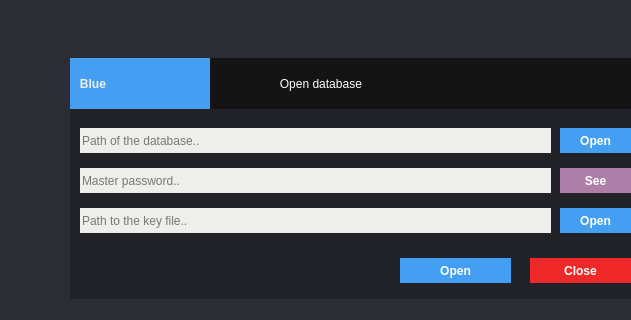
The window that Blue/MainwindowWidgets/databaseopener.ui (AmiditeX/Blue) describes before a commit, drawn with Qt 5; both pictures show x 180 to 811 and y 162 to 482 of the 1080 by 750 pixel window.
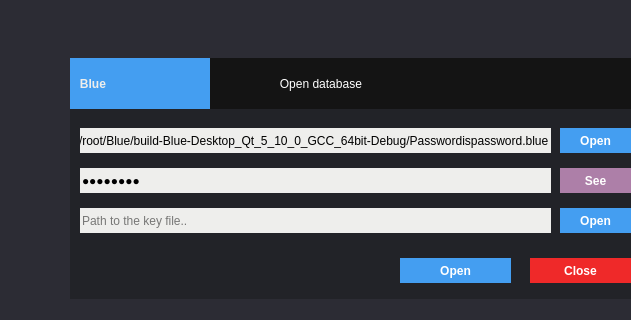
The same window after the commit.

The edit to the form file:
```diff
--- a/Blue/MainwindowWidgets/databaseopener.ui
+++ b/Blue/MainwindowWidgets/databaseopener.ui
@@ -105,7 +105,7 @@
 border-radius:0px</string>
    </property>
    <property name="text">
-    <string/>
+    <string>/root/Blue/build-Blue-Desktop_Qt_5_10_0_GCC_64bit-Debug/Passwordispassword.blue</string>
    </property>
    <property name="maxLength">
     <number>10000</number>
@@ -129,7 +129,7 @@
 border-radius:0px</string>
    </property>
    <property name="text">
-    <string/>
+    <string>password</string>
    </property>
    <property name="maxLength">
     <number>10000</number>
```
